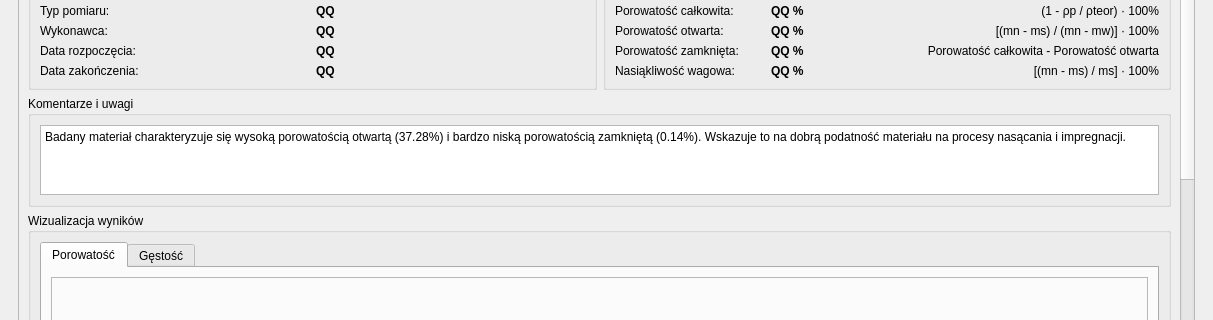
Qt form main_window_ui_handlers/hydrostatic_measure_module/library_dialogs/summary_measure_dialog.ui (mar8us/SerialPortConnectorRadwag) before a commit; both pictures show x 0 to 1213 and y 317 to 637 of the 1213 by 804 pixel window.
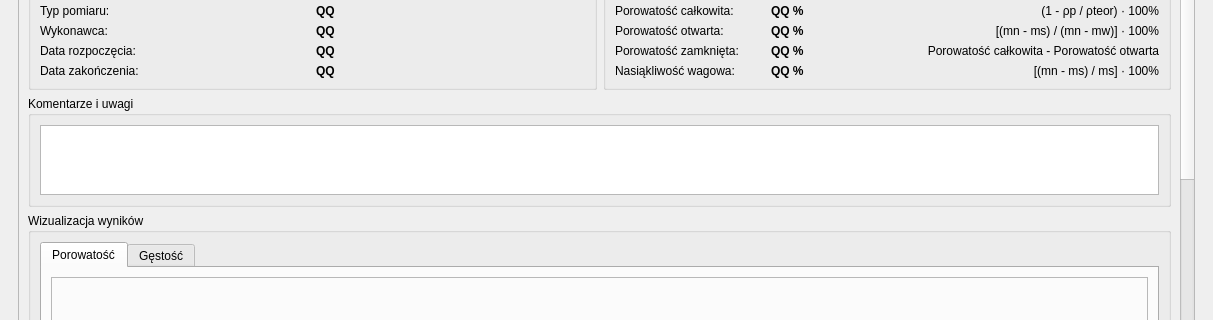
The same form after that commit. The open tabs and pages were chosen to show the change.

The edit to the form file:
```diff
--- a/main_window_ui_handlers/hydrostatic_measure_module/library_dialogs/summary_measure_dialog.ui
+++ b/main_window_ui_handlers/hydrostatic_measure_module/library_dialogs/summary_measure_dialog.ui
@@ -1276,7 +1276,7 @@
                   <bool>false</bool>
                  </property>
                  <property name="plainText">
-                  <string>Badany materiał charakteryzuje się wysoką porowatością otwartą (37.28%) i bardzo niską porowatością zamkniętą (0.14%). Wskazuje to na dobrą podatność materiału na procesy nasącania i impregnacji.</string>
+                  <string/>
                  </property>
                 </widget>
                </item>
```
Left out of the diff: 4 changed lines with no effect on the pictures.
